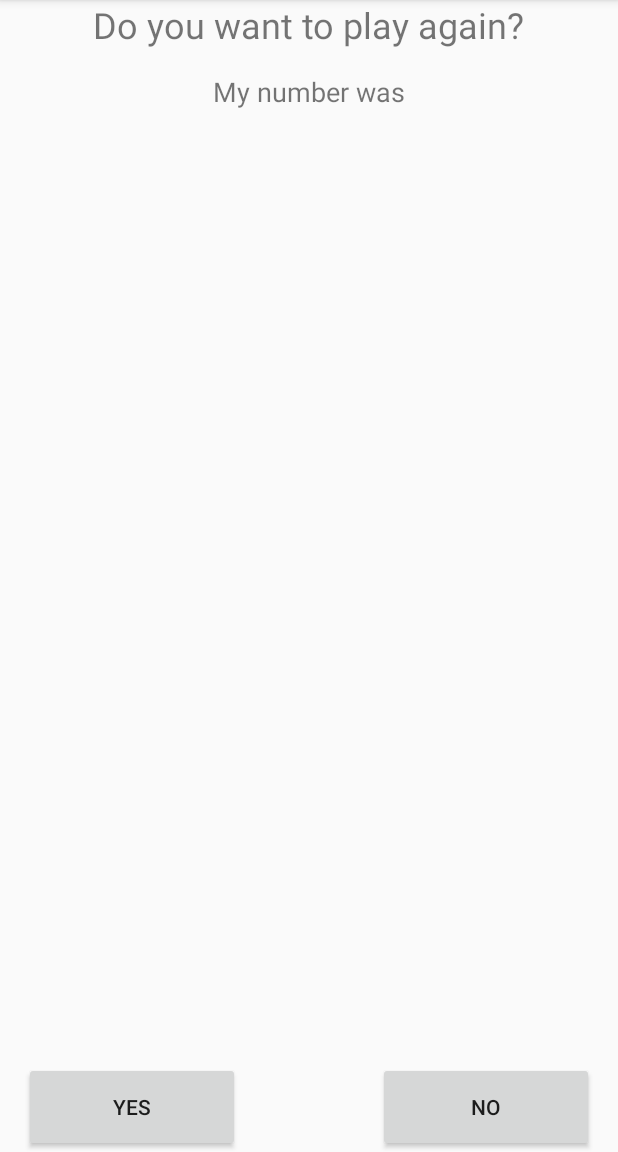
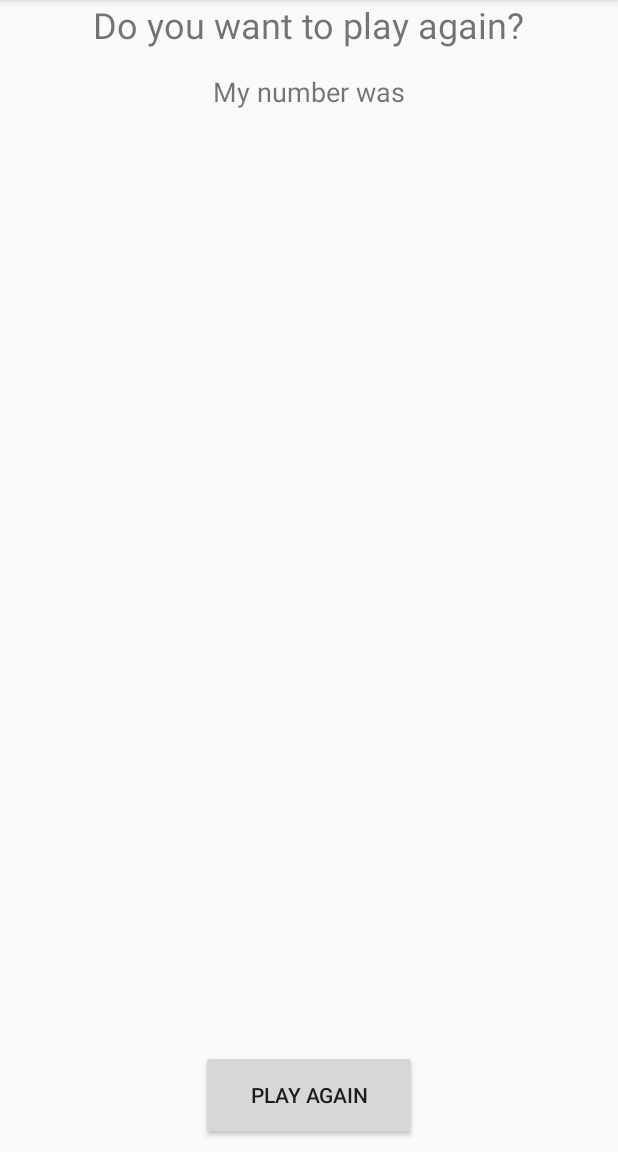
Before and after one commit to Cjcaspar/AndroidGuessingGame, an Android app: the ReplayScreen screen opened directly, with no data from a screen before it, on a phone screen of 412 x 824 dp, the part 84-1236 px from its top. Run offline under Robolectric (Android 15) with nearby library versions, the phone set to English and light mode, and no system bars; 1 statement that could not run was skipped.

```diff
--- a/app/src/main/java/com/connercaspar/guessinggame/ReplayScreen.java
+++ b/app/src/main/java/com/connercaspar/guessinggame/ReplayScreen.java
@@ -22,10 +22,15 @@ public class ReplayScreen extends AppCompatActivity {
     protected void onCreate(Bundle savedInstanceState) {
         super.onCreate(savedInstanceState);
         setContentView(R.layout.activity_replay_screen);
-        getResult();
         yes = findViewById(R.id.yes_button);
         no = findViewById(R.id.no_button);
         listenForButtonPress();
+    }
+
+    @Override
+    protected void onStart() {
+        super.onStart();
+        getResult();
     }
 
     private void listenForButtonPress() {
@@ -36,21 +41,12 @@ public class ReplayScreen extends AppCompatActivity {
             }
         });
 
-        no.setOnClickListener(new View.OnClickListener() {
-            @Override
-            public void onClick(View v) {
-                clickNo();
-            }
-        });
     }
 
     public void clickYes() {
         finish();
     }
 
-    public void clickNo() {
-        System.exit(1);
-    }
     public void getResult() {
         Intent replayScreen = getIntent();
         if (replayScreen.hasExtra("result")) {
--- a/app/src/main/res/layout/activity_main.xml
+++ b/app/src/main/res/layout/activity_main.xml
@@ -27,7 +27,7 @@
         android:layout_width="match_parent"
         android:layout_height="wrap_content"
         android:layout_marginBottom="16dp"
-        android:text="START"
+        android:text="@string/start"
         app:layout_constraintBottom_toBottomOf="parent"
         app:layout_constraintHorizontal_bias="0.0"
         app:layout_constraintLeft_toLeftOf="parent"
@@ -39,7 +39,7 @@
         android:layout_height="wrap_content"
         android:layout_marginBottom="8dp"
         android:layout_marginStart="8dp"
-        android:text="Instructions:"
+        android:text="@string/instructions_text_view"
         android:textSize="24sp"
         android:textStyle="bold"
         app:layout_constraintBottom_toTopOf="@+id/instruction_text"
@@ -52,7 +52,7 @@
         android:layout_marginEnd="8dp"
         android:layout_marginStart="8dp"
         android:layout_marginTop="8dp"
-        android:text="Welcome to the Guessing Game!"
+        android:text="@string/welcome"
         android:textSize="24sp"
         android:textStyle="bold"
         app:layout_constraintEnd_toEndOf="parent"
--- a/app/src/main/res/layout/activity_replay_screen.xml
+++ b/app/src/main/res/layout/activity_replay_screen.xml
@@ -10,19 +10,15 @@
         android:id="@+id/yes_button"
         android:layout_width="144dp"
         android:layout_height="60dp"
-        android:text="Yes"
+        android:layout_marginBottom="8dp"
+        android:layout_marginEnd="8dp"
+        android:layout_marginLeft="16dp"
+        android:layout_marginStart="8dp"
+        android:text="Play Again"
         app:layout_constraintBottom_toBottomOf="parent"
+        app:layout_constraintEnd_toEndOf="parent"
         app:layout_constraintLeft_toLeftOf="parent"
-        android:layout_marginLeft="16dp"/>
-
-    <Button
-        android:id="@+id/no_button"
-        android:layout_width="144dp"
-        android:layout_height="60dp"
-        android:text="No"
-        app:layout_constraintBottom_toBottomOf="parent"
-        app:layout_constraintRight_toRightOf="parent"
-        android:layout_marginRight="16dp"/>
+        app:layout_constraintStart_toStartOf="parent" />
 
     <TextView
         android:id="@+id/number_text_view"
@@ -49,19 +45,31 @@
         android:id="@+id/win_face"
         android:layout_width="wrap_content"
         android:layout_height="wrap_content"
+        android:layout_marginBottom="8dp"
+        android:layout_marginEnd="8dp"
+        android:layout_marginStart="8dp"
+        android:layout_marginTop="8dp"
         android:visibility="invisible"
-        app:srcCompat="@mipmap/win_face"
-        tools:layout_editor_absoluteX="126dp"
-        tools:layout_editor_absoluteY="201dp" />
+        app:layout_constraintBottom_toBottomOf="parent"
+        app:layout_constraintEnd_toEndOf="parent"
+        app:layout_constraintStart_toStartOf="parent"
+        app:layout_constraintTop_toTopOf="parent"
+        app:srcCompat="@mipmap/win_face" />
 
     <ImageView
         android:id="@+id/loss_face"
         android:layout_width="wrap_content"
-        android:layout_height="wrap_content"
+        android:layout_height="107dp"
+        android:layout_marginBottom="8dp"
+        android:layout_marginEnd="8dp"
+        android:layout_marginStart="8dp"
+        android:layout_marginTop="8dp"
         android:visibility="invisible"
-        app:srcCompat="@mipmap/loss_face"
-        tools:layout_editor_absoluteX="126dp"
-        tools:layout_editor_absoluteY="201dp" />
+        app:layout_constraintBottom_toBottomOf="parent"
+        app:layout_constraintEnd_toEndOf="parent"
+        app:layout_constraintStart_toStartOf="parent"
+        app:layout_constraintTop_toTopOf="parent"
+        app:srcCompat="@mipmap/loss_face" />
 
 
 </android.support.constraint.ConstraintLayout>
--- a/app/src/main/res/values/strings.xml
+++ b/app/src/main/res/values/strings.xml
@@ -9,4 +9,10 @@
     <string name="out_of_guesses">You have run out of guesses. Would you like to play again?</string>
     <string name="win">Congratulations! You have guessed my number correctly! Would you like to play again?</string>
     <string name="my_number">My number was: </string>
+    <string name="guess_text_view">Enter your guess below</string>
+    <string name="submit">SUBMIT</string>
+    <string name="your_guess">Your Guess</string>
+    <string name="start">START</string>
+    <string name="instructions_text_view">Instructions:</string>
+    <string name="welcome">Welcome to the Guessing Game!</string>
 </resources>
```
Also changed, not shown: app/src/main/java/com/connercaspar/guessinggame/GameActivity.java (+23 -21 lines), app/src/main/res/layout/activity_game_screen.xml (+4 -4 lines).
